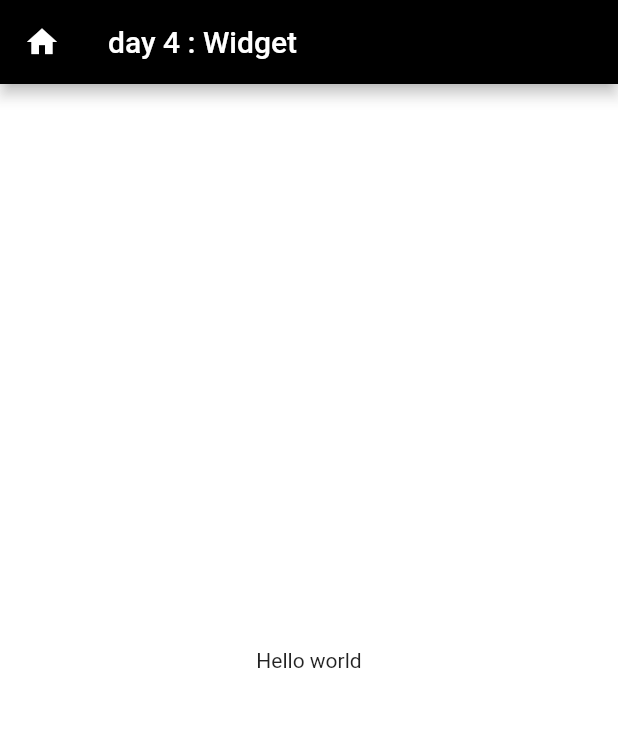
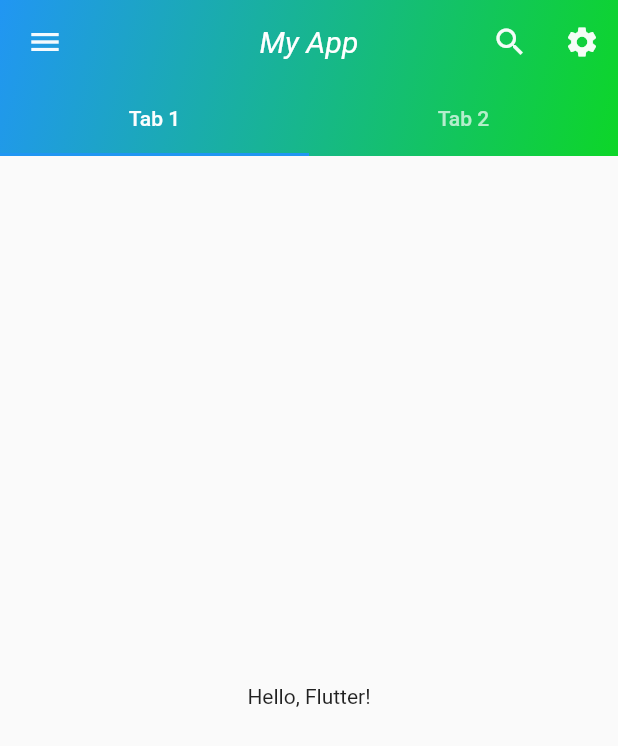
Before and after one commit to sanjiv0286/Flutter-Basics, a Flutter app: the screen it shows after launch, on a phone screen of 412 x 824 dp. Shown: the top 746 px of the screen. Run offline on Flutter 3.47's test engine with Material 2 defaults, Android fonts, the phone set to English and light mode, and no system bars; our stand-ins replace device_preview.

Commit message:
new Commits

```diff
--- a/lib/main.dart
+++ b/lib/main.dart
@@ -1,9 +1,49 @@
 // *****************  Widget ,statemanagement(stateless and stateful widget), material app, Scaffold *******************
 
+// import 'package:flutter/material.dart';
+
+// void main() {
+//   runApp(const MyApp());
+// }
+
+// class MyApp extends StatelessWidget {
+//   const MyApp({super.key});
+
+//   @override
+//   Widget build(BuildContext context) {
+//     return MaterialApp(
+//       debugShowCheckedModeBanner: false,
+//       title: "App 1",
+//       home: Scaffold(
+//         backgroundColor: Colors.white70,
+//         appBar: AppBar(
+//           // toolbarHeight: 100,
+//           // leadingWidth: 100,
+//           title: const Text("day 4 : Widget"),
+//           leading: const Icon(Icons.home),
+//           backgroundColor: Colors.black,
+//         ),
+//         body: const Center(
+//           child: Text("Hello world"),
+//         ),
+//       ),
+//     );
+//   }
+// }
+
+// ***************************** Appbar ALL Property ****************************************
+
+import 'package:device_preview/device_preview.dart';
 import 'package:flutter/material.dart';
-
-void main() {
-  runApp(const MyApp());
+import 'package:flutter/services.dart';
+
+void main() async {
+  runApp(
+    DevicePreview(
+      enabled: true,
+      builder: (context) => const MyApp(),
+    ),
+  );
 }
 
 class MyApp extends StatelessWidget {
@@ -13,18 +53,95 @@ class MyApp extends StatelessWidget {
   Widget build(BuildContext context) {
     return MaterialApp(
       debugShowCheckedModeBanner: false,
-      title: "App 1",
-      home: Scaffold(
-        backgroundColor: Colors.white70,
-        appBar: AppBar(
-          // toolbarHeight: 100,
-          // leadingWidth: 100,
-          title: const Text("day 4 : Widget"),
-          leading: const Icon(Icons.home),
-          backgroundColor: Colors.black,
-        ),
-        body: const Center(
-          child: Text("Hello world"),
+      home: DefaultTabController(
+        length: 2, // Number of tabs
+        child: SafeArea(
+          child: Scaffold(
+            appBar: AppBar(
+              key: const Key('myAppBar'), // Unique key
+              leading: IconButton(
+                icon: const Icon(Icons.menu),
+                onPressed: () {
+                  // Add your action here
+                },
+              ),
+              // automaticallyImplyLeading: false, // No automatic back button
+              title: const Text(
+                'My App',
+                style: TextStyle(
+                  fontSize: 20.0,
+                ),
+              ),
+              actions: <Widget>[
+                IconButton(
+                  icon: const Icon(Icons.search),
+                  onPressed: () {
+                    // Add your search action here
+                  },
+                ),
+                IconButton(
+                  icon: const Icon(Icons.settings),
+                  onPressed: () {
+                    // Add your settings action here
+                  },
+                ),
+              ],
+              flexibleSpace: Container(
+                decoration: const BoxDecoration(
+                  gradient: LinearGradient(
+                    colors: [Colors.blue, Color.fromARGB(255, 13, 214, 40)],
+                    begin: Alignment.topLeft,
+                    end: Alignment.bottomRight,
+                  ),
+                ),
+              ),
+              bottom: const PreferredSize(
+                preferredSize: Size.fromHeight(48.0),
+                child: TabBar(
+                  tabs: <Widget>[
+                    Tab(text: 'Tab 1'),
+                    Tab(text: 'Tab 2'),
+                  ],
+                ),
+              ),
+              elevation: 5.0,
+              scrolledUnderElevation: 2.0,
+              notificationPredicate: (ScrollNotification notification) {
+                return true; // React to all scroll notifications
+              },
+              shadowColor: Colors.grey,
+              surfaceTintColor: Colors.white,
+              shape: const RoundedRectangleBorder(
+                borderRadius: BorderRadius.vertical(
+                  bottom: Radius.circular(20.0),
+                ),
+              ),
+              backgroundColor: Colors.blue,
+              foregroundColor: Colors.white,
+              iconTheme: const IconThemeData(color: Colors.white),
+              actionsIconTheme: const IconThemeData(color: Colors.white),
+              // primary: false, // Not the primary app bar
+              centerTitle: true,
+              excludeHeaderSemantics: true,
+              titleSpacing: 0.0,
+              toolbarOpacity: 0.8,
+              bottomOpacity: 0.9,
+              toolbarHeight: 56.0,
+              leadingWidth: 60.0,
+              toolbarTextStyle: const TextStyle(
+                fontWeight: FontWeight.bold,
+              ),
+              titleTextStyle: const TextStyle(
+                fontStyle: FontStyle.italic,
+              ),
+              systemOverlayStyle: SystemUiOverlayStyle.light,
+              forceMaterialTransparency: true,
+              clipBehavior: Clip.antiAlias,
+            ),
+            body: const Center(
+              child: Text('Hello, Flutter!'),
+            ),
+          ),
         ),
       ),
     );
@@ -330,15 +447,15 @@ class MyApp extends StatelessWidget {
 //               padding: const EdgeInsets.all(8.0),
 //               child: Column(
 //                 children: [
-//                   TextButton(
-//                     onPressed: () {
-//                       stdout.write("Text Button pressed");
-//                     },
-//                     child: const Text('Click Here !'),
-//                     onLongPress: () {
-//                       stdout.write("Long pressed");
-//                     },
-//                   ),
+// TextButton(
+//   onPressed: () {
+//     stdout.write("Text Button pressed");
+//   },
+//   child: const Text('Click Here !'),
+//   onLongPress: () {
+//     stdout.write("Long pressed");
+//   },
+// ),
 //                   const SizedBox(
 //                     height: 20,
 //                   ),
@@ -3662,6 +3779,18 @@ class MyApp extends StatelessWidget {
 // class _MyAppState extends State<MyApp> {
 //   final CarouselController controller = CarouselController();
 //   final List<String> urlImages = [
+//     'https://i.pinimg.com/736x/34/7f/c4/347fc4edd20259b416cb80b70e678161.jpg',
+//     'https://i.pinimg.com/474x/f1/0d/62/f10d626ce52523357ac621454fd28bcf.jpg',
+//     'https://i.pinimg.com/474x/98/4c/fe/984cfe0c5c541ecfc0974bdae3e8e35d.jpg',
+//     'https://i.pinimg.com/474x/0c/8b/c8/0c8bc83812858e1a8877aba392d16710.jpg',
+//     'https://i.pinimg.com/474x/f9/e5/f0/f9e5f0a54288e9df3fd7fc69cc38ec19.jpg',
+//     'https://i.pinimg.com/474x/1e/a8/31/1ea831ebd9c116b70c91b8b65bd802a7.jpg',
+//     'https://i.pinimg.com/474x/a1/10/b4/a110b45fdb22beda7c4a595fa7cf9dc9.jpg',
+//     'https://i.pinimg.com/474x/a8/20/42/a82042e9b865984f61658847ab2aedcc.jpg',
+//     'https://i.pinimg.com/474x/33/16/fb/3316fbe9c510a9451625f26e8f9326a4.jpg',
+//     'https://i.pinimg.com/474x/b6/7e/e6/b67ee640340bf451bc422803c440895b.jpg',
+//     'https://i.pinimg.com/474x/bb/88/e5/bb88e509dda004e9a2adcbe22e90e18b.jpg',
+//     'https://i.pinimg.com/474x/86/f7/d1/86f7d11fa2d09ee6426adc36b81543cf.jpg',
 //     'https://images.pexels.com/photos/674010/pexels-photo-674010.jpeg?auto=compress&cs=tinysrgb&w=600',
 //     'https://images.pexels.com/photos/1662145/pexels-photo-1662145.jpeg?auto=compress&cs=tinysrgb&w=600',
 //     'https://images.pexels.com/photos/206648/pexels-photo-206648.jpeg?auto=compress&cs=tinysrgb&w=600',
@@ -3672,13 +3801,16 @@ class MyApp extends StatelessWidget {
 //     'https://www.worldatlas.com/r/w960-q80/upload/45/17/72/shutterstock-571847170.jpg',
 //     'https://www.hercircle.in/hcm/EngageImage/1A13836D-9D17-43E7-A4BA-C7FC5EFA33FD/D/8CC6C08D-189C-45DE-A2A7-BB6E496B3338.jpg',
 //     'https://images.luxuryescapes.com/q_auto:good,c_fill,g_auto,w_1920,ar_16:9/7w6ov43xqju1nkgzfxt.webp',
-//     'https://c4.wallpaperflare.com/wallpaper/396/67/717/bmw-motorcycle-vehicle-bmw-s1000rr-wallpaper-preview.jpg',
+//     'https://i.pinimg.com/474x/d9/90/96/d9909698afb3026802216945e5d9ee0a.jpg',
+//     // 'https://c4.wallpaperflare.com/wallpaper/396/67/717/bmw-motorcycle-vehicle-bmw-s1000rr-wallpaper-preview.jpg',
+//     'https://i.pinimg.com/474x/60/7e/cc/607ecc1341fa5e81c01b6e6dd83a032c.jpg',
 //   ];
 //   int activeIndex = 0;
 
 //   @override
 //   Widget build(BuildContext context) {
 //     return MaterialApp(
+//       debugShowCheckedModeBanner: false,
 //       title: "APP 22",
 //       home: Scaffold(
 //         appBar: AppBar(
@@ -3704,7 +3836,7 @@ class MyApp extends StatelessWidget {
 //                     },
 //                     options: CarouselOptions(
 //                       height: 400,
-//                       // aspectRatio: 16 / 9,
+//                       aspectRatio: 16 / 9,
 //                       autoPlay: true,
 //                       // scrollDirection: Axis.vertical,
 //                       // clipBehavior: Clip.hardEdge,
@@ -4184,8 +4316,8 @@ class MyApp extends StatelessWidget {
 //         alignment: Alignment.center,
 //         child: ElevatedButton(
 //           onPressed: () {
-//             Navigator.push(context,
-//                 MaterialPageRoute(builder: (context) => const SecondScreen()));
+// Navigator.push(context,
+//     MaterialPageRoute(builder: (context) => const SecondScreen()));
 //           },
 //           style: ButtonStyle(
 //             elevation: MaterialStateProperty.resolveWith<double?>(
@@ -4323,9 +4455,7 @@ class MyApp extends StatelessWidget {
 //   }
 // }
 
-
 // ************************  Splash Screen *********************************************
-
 
 // import 'package:flutter/material.dart';
 
@@ -4392,8 +4522,6 @@ class MyApp extends StatelessWidget {
 //   }
 // }
 
-
-
 // ************************  Firebase in Flutter****************************************
 
 // ************************  SignIn and SignUp with Firebase ***************************
--- a/pubspec.yaml
+++ b/pubspec.yaml
@@ -38,6 +38,7 @@ dependencies:
   carousel_slider: ^4.2.1-nullsafety.0
   smooth_page_indicator: ^1.1.0-nullsafety.0
   table_calendar: ^3.0.9
+  device_preview: ^1.1.0
 
 
 
```
Also changed, not shown: pubspec.lock, 2 other files.
